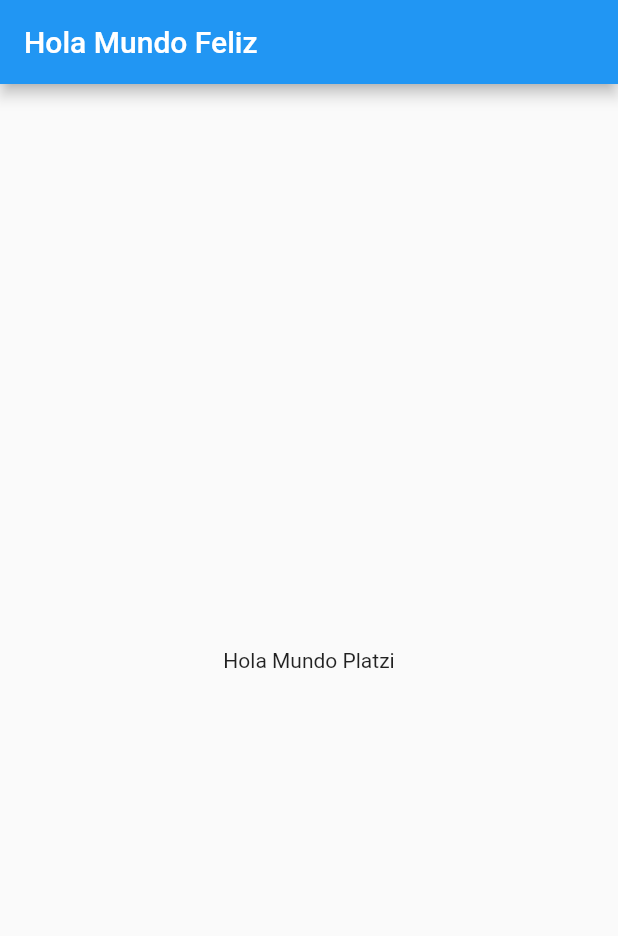
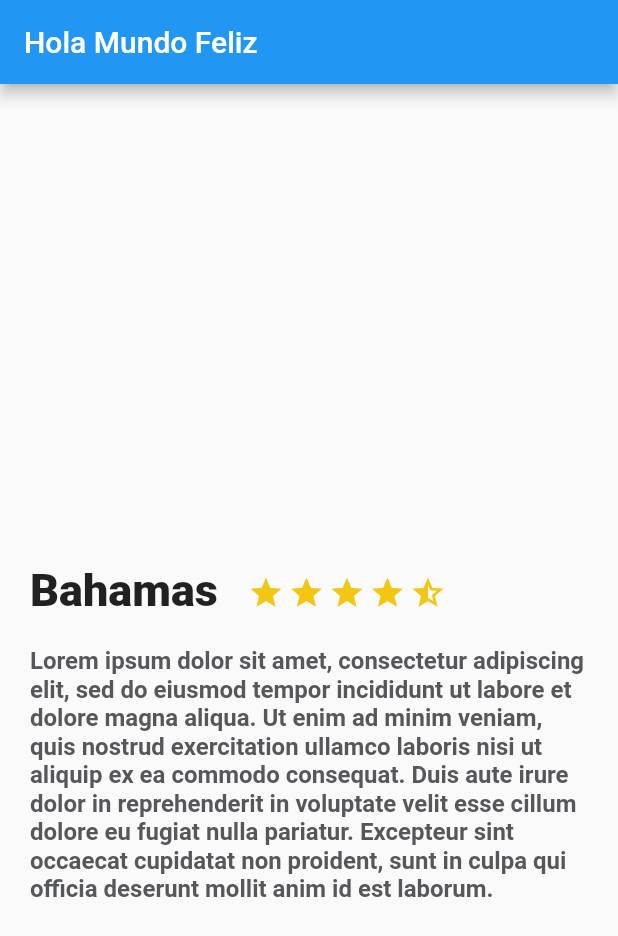
Before and after one commit to MartinVargasP/Trips, a Flutter app: the screen it shows after launch, on a phone screen of 412 x 824 dp. Shown: the top 936 px of the screen. Run offline on Flutter 3.47's test engine with Material 2 defaults, Android fonts, the phone set to English and light mode, and no system bars.

Commit message:
Description Place

```diff
--- a/lib/description_place.dart
+++ b/lib/description_place.dart
@@ -0,0 +1,100 @@
+import 'package:flutter/material.dart';
+
+class DescriptionPLace extends StatelessWidget{
+
+  String namePLace;
+  int stars;
+  String descriptionPlace;
+
+  DescriptionPLace(this.namePLace, this.stars, this.descriptionPlace);
+
+  @override
+  Widget build(BuildContext context) {
+
+    final star_half =  Container(
+      margin: EdgeInsets.only(
+          top: 323.0,
+          right: 3.0
+      ),
+      child: Icon(
+        Icons.star_half,
+        color: Color(0xFFf2C611),
+      ),
+    );
+
+    final star_border =  Container(
+      margin: EdgeInsets.only(
+          top: 323.0,
+          right: 3.0
+      ),
+      child: Icon(
+        Icons.star_border,
+        color: Color(0xFFf2C611),
+      ),
+    );
+
+    final star = Container(
+      margin: EdgeInsets.only(
+        top: 323.0,
+        right: 3.0
+      ),
+      child: Icon(
+        Icons.star,
+        color: Color(0xFFf2C611),
+      ),
+    );
+
+    final title_stars = Row(
+      children: <Widget>[
+        Container(
+          margin: EdgeInsets.only(
+            top: 320.0,
+            left: 20.0,
+            right: 20.0
+          ),
+          child: Text(
+            namePLace,
+            style: TextStyle(
+              fontSize: 30.0,
+              fontWeight: FontWeight.w900
+            ),
+            textAlign: TextAlign.left,
+          ),
+        ),
+        Row(
+          children: <Widget>[
+            star,
+            star,
+            star,
+            star,
+            star_half
+          ],
+        )
+      ],
+    );
+
+    final description = Container(
+      margin: EdgeInsets.only(
+          top: 20.0,
+          right: 20.0,
+          left: 20.0
+      ),
+      child: new Text(
+        descriptionPlace,
+        style: TextStyle(
+            fontSize: 16.0,
+            fontWeight: FontWeight.bold,
+            color: Color(0xFF56575a)
+        ),
+      ),
+    );
+
+    return Column(
+      children: <Widget>[
+        title_stars,
+        description
+      ],
+    );
+  }
+
+}
--- a/lib/main.dart
+++ b/lib/main.dart
@@ -1,9 +1,13 @@
 import 'package:flutter/material.dart';
+import 'description_place.dart';
 
 void main() => runApp(MyApp());
 
 class MyApp extends StatelessWidget {
   // This widget is the root of your application.
+
+  String descriptionDummy = 'Lorem ipsum dolor sit amet, consectetur adipiscing elit, sed do eiusmod tempor incididunt ut labore et dolore magna aliqua. Ut enim ad minim veniam, quis nostrud exercitation ullamco laboris nisi ut aliquip ex ea commodo consequat. Duis aute irure dolor in reprehenderit in voluptate velit esse cillum dolore eu fugiat nulla pariatur. Excepteur sint occaecat cupidatat non proident, sunt in culpa qui officia deserunt mollit anim id est laborum.';
+
   @override
   Widget build(BuildContext context) {
     return MaterialApp(
@@ -24,10 +28,12 @@ class MyApp extends StatelessWidget {
         appBar: AppBar(
           title: Text('Hola Mundo Feliz'),
         ),
-        body: Center(
-          child: Text('Hola Mundo Platzi'),
+        body: new Stack(
+          children: <Widget>[
+            DescriptionPLace('Bahamas',4,descriptionDummy),
+          ],
+        )
         ),
-      )
     );
   }
 }
```
